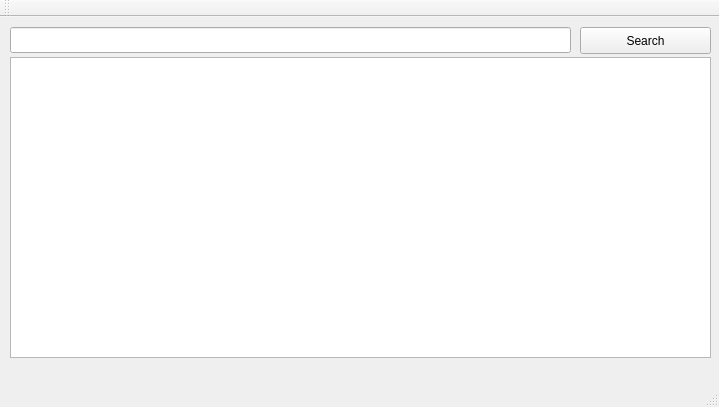
Before: the Qt Designer form mainwindow.ui in rgsilva/furryshark, drawn with Qt 5.
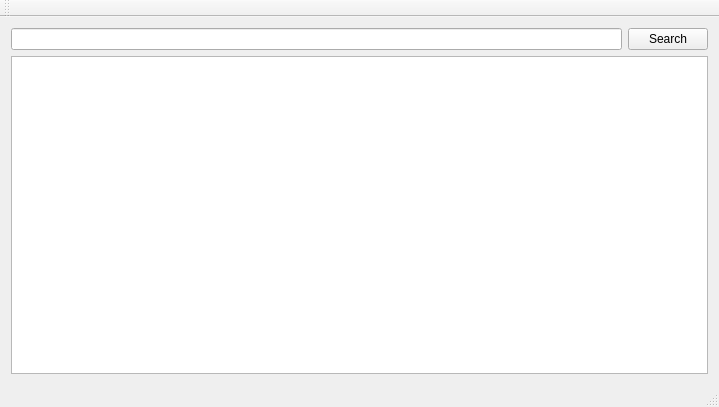
After: the same form once the commit is applied.

Commit message: - Main window layout (auto-size for widgets). - Output filename changed from "Grooveshark" (old/testing name) to "Furryshark" (project name)

```diff
--- a/mainwindow.ui
+++ b/mainwindow.ui
@@ -17,38 +17,19 @@
    <enum>QTabWidget::Rounded</enum>
   </property>
   <widget class="QWidget" name="centralWidget">
-   <widget class="QLineEdit" name="searchText">
-    <property name="geometry">
-     <rect>
-      <x>10</x>
-      <y>10</y>
-      <width>561</width>
-      <height>26</height>
-     </rect>
-    </property>
-   </widget>
+   <layout class="QGridLayout" name="gridLayout">
+    <item row="0" column="0">
+     <widget class="QLineEdit" name="searchText"/>
+    </item>
+    <item row="0" column="1">
    <widget class="QPushButton" name="searchButton">
-    <property name="geometry">
-     <rect>
-      <x>580</x>
-      <y>10</y>
-      <width>131</width>
-      <height>27</height>
-     </rect>
-    </property>
     <property name="text">
      <string>Search</string>
     </property>
    </widget>
+    </item>
+    <item row="1" column="0" colspan="2">
    <widget class="QTableView" name="searchTable">
-    <property name="geometry">
-     <rect>
-      <x>10</x>
-      <y>40</y>
-      <width>701</width>
-      <height>301</height>
-     </rect>
-    </property>
     <property name="editTriggers">
      <set>QAbstractItemView::NoEditTriggers</set>
     </property>
@@ -74,6 +55,8 @@
      <bool>false</bool>
     </attribute>
    </widget>
+    </item>
+   </layout>
   </widget>
   <widget class="QMenuBar" name="menuBar">
    <property name="geometry">
```
Lines whose indentation alone changed are shown as unchanged. The commit also changes 1 other file.
